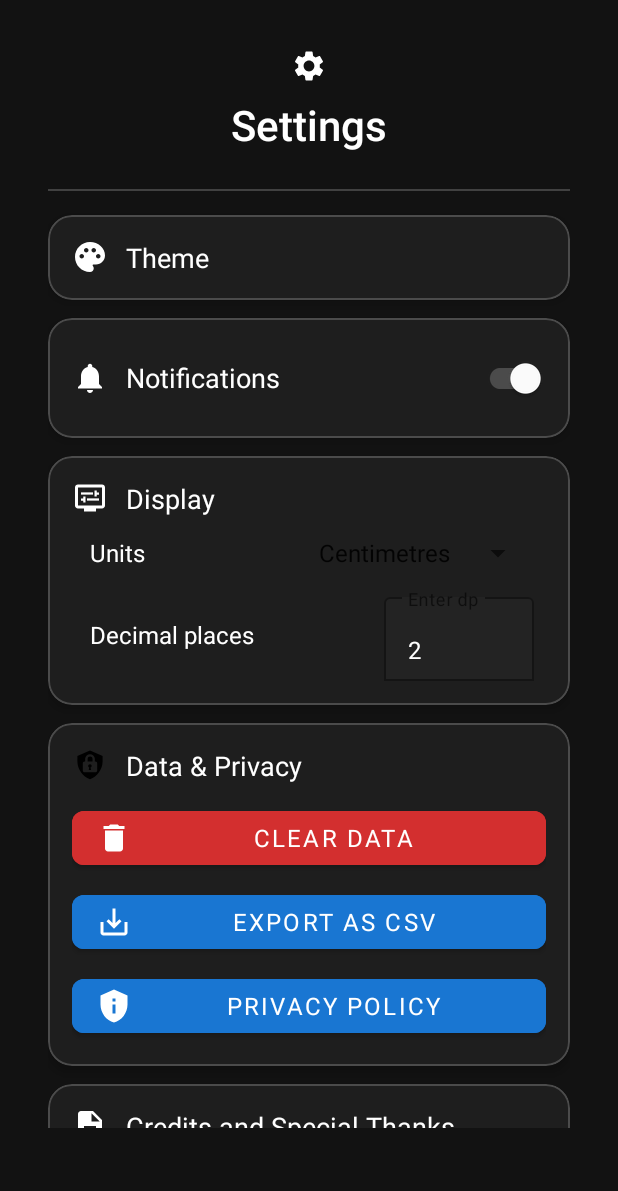
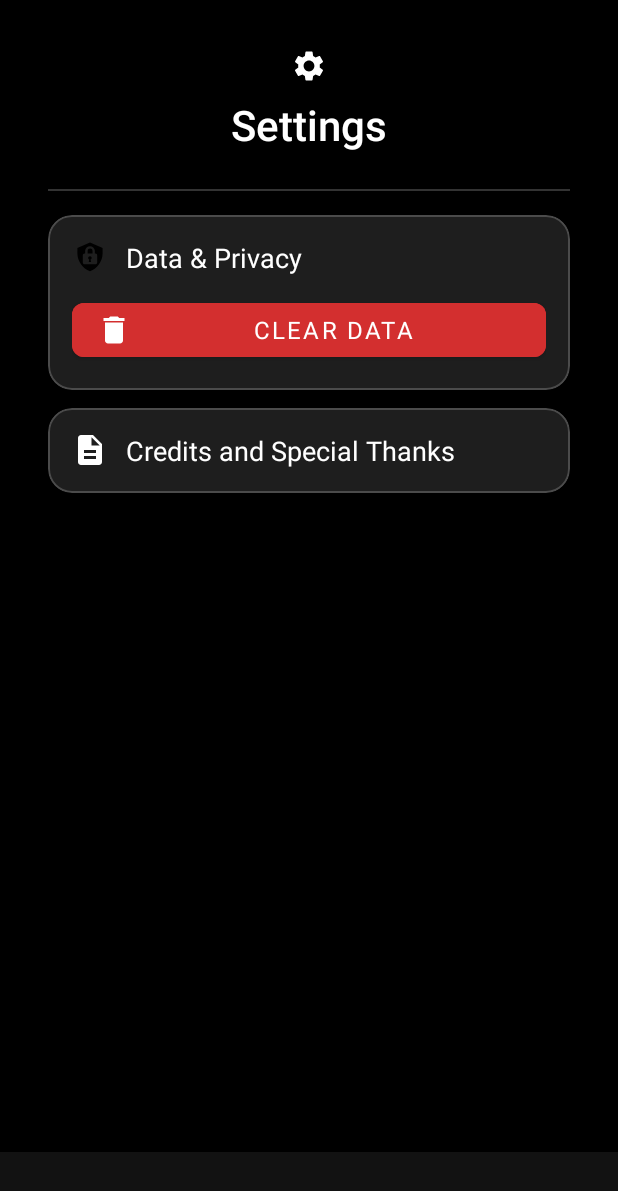
Before and after one commit to HarryFoster1812/ScrollTracker, an Android app: the fragment SettingsFragment placed in its activity, on a phone screen of 412 x 824 dp. Shown: the top 1191 px of the screen. Run offline under Robolectric (Android 15) with nearby library versions, the phone set to English and light mode, and no system bars.

Commit message:
MVP Commit. Commented out settings that do nothing

```diff
--- a/app/src/main/java/com/ScrollTracker/scrolltracker/FragmentControllers/Settings/SettingsFragment.java
+++ b/app/src/main/java/com/ScrollTracker/scrolltracker/FragmentControllers/Settings/SettingsFragment.java
@@ -37,6 +37,7 @@ public class SettingsFragment extends Fragment {
         // Get SharedPreferences
         sharedPreferences = requireActivity().getSharedPreferences("AppSettings", getContext().MODE_PRIVATE);
 
+        /*
         // handle theme
         themeView = view.findViewById(R.id.themeSelect);
         themeView.setOnClickListener(new View.OnClickListener() {
@@ -53,6 +54,7 @@ public class SettingsFragment extends Fragment {
             sharedPreferences.edit().putBoolean("notifications", isChecked).apply();
             Toast.makeText(getContext(), "Notifications " + (isChecked ? "Enabled" : "Disabled"), Toast.LENGTH_SHORT).show();
         });
+        */
 
         MaterialCardView credits_card = view.findViewById(R.id.creditsShow);
         credits_card.setOnClickListener(new View.OnClickListener() {
--- a/app/src/main/res/layout/fragment_settings.xml
+++ b/app/src/main/res/layout/fragment_settings.xml
@@ -5,7 +5,7 @@
     android:layout_width="match_parent"
     android:layout_height="match_parent"
     android:fillViewport="true"
-    android:background="@drawable/gradient_background"
+    android:background="@color/black"
     android:padding="16dp">
 
     <LinearLayout
@@ -33,7 +33,7 @@
             android:layout_marginBottom="16dp"
             android:background="#33FFFFFF" />
 
-        <!-- Theme Selection -->
+        <!-- Theme Selection
         <com.google.android.material.card.MaterialCardView
             android:id="@+id/themeSelect"
             android:layout_width="match_parent"
@@ -73,7 +73,7 @@
             </LinearLayout>
         </com.google.android.material.card.MaterialCardView>
 
-        <!-- Notifications Toggle -->
+         Notifications Toggle
         <com.google.android.material.card.MaterialCardView
             android:layout_width="match_parent"
             android:layout_height="wrap_content"
@@ -118,7 +118,6 @@
             </LinearLayout>
         </com.google.android.material.card.MaterialCardView>
 
-        <!-- Display Section -->
         <com.google.android.material.card.MaterialCardView
             android:layout_width="match_parent"
             android:layout_height="wrap_content"
@@ -158,7 +157,6 @@
                         android:layout_marginStart="12dp" />
                 </LinearLayout>
 
-                <!-- Units Dropdown -->
                 <LinearLayout
                     android:layout_width="match_parent"
                     android:layout_height="wrap_content"
@@ -185,7 +183,6 @@
                         android:layout_marginEnd="8dp" />
                 </LinearLayout>
 
-                <!-- Show Decimals Toggle -->
                 <LinearLayout
                     android:layout_width="match_parent"
                     android:layout_height="wrap_content"
@@ -229,7 +226,7 @@
             </LinearLayout>
         </com.google.android.material.card.MaterialCardView>
 
-        <!-- Data & Privacy Section -->
+         -->
         <com.google.android.material.card.MaterialCardView
             android:layout_width="match_parent"
             android:layout_height="wrap_content"
@@ -285,7 +282,7 @@
                     app:iconGravity="start"
                     app:iconPadding="8dp" />
 
-                <!-- Export as CSV -->
+                <!-- Export as CSV
                 <com.google.android.material.button.MaterialButton
                     android:id="@+id/btnExportCsv"
                     android:layout_width="match_parent"
@@ -301,7 +298,7 @@
                     app:iconGravity="start"
                     app:iconPadding="8dp" />
 
-                <!-- Privacy Policy -->
+
                 <com.google.android.material.button.MaterialButton
                     android:id="@+id/btnPrivacyPolicy"
                     android:layout_width="match_parent"
@@ -316,6 +313,7 @@
                     app:icon="@drawable/ic_privacy_policy"
                     app:iconGravity="start"
                     app:iconPadding="8dp" />
+                    -->
             </LinearLayout>
         </com.google.android.material.card.MaterialCardView>
 
```
